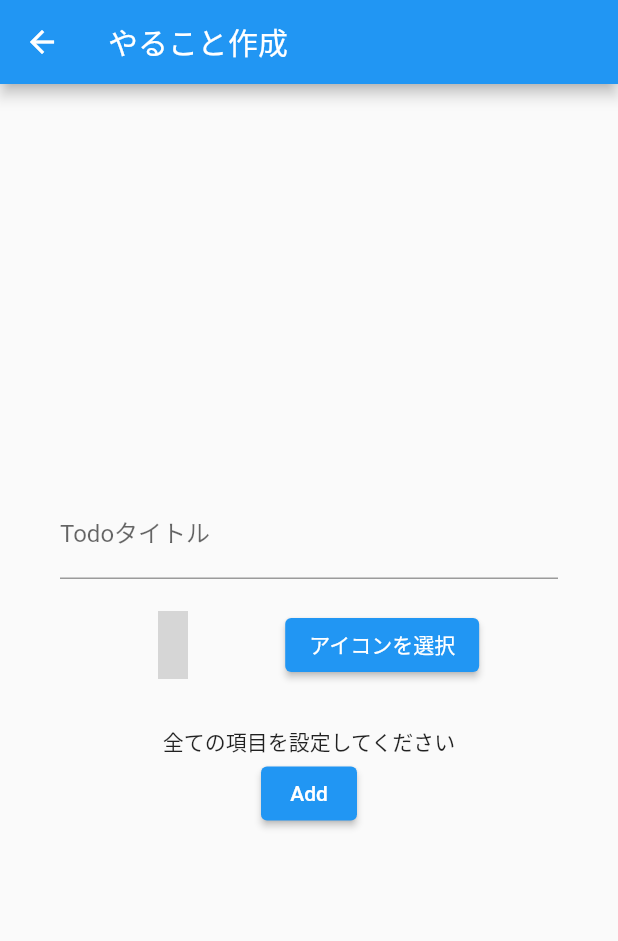
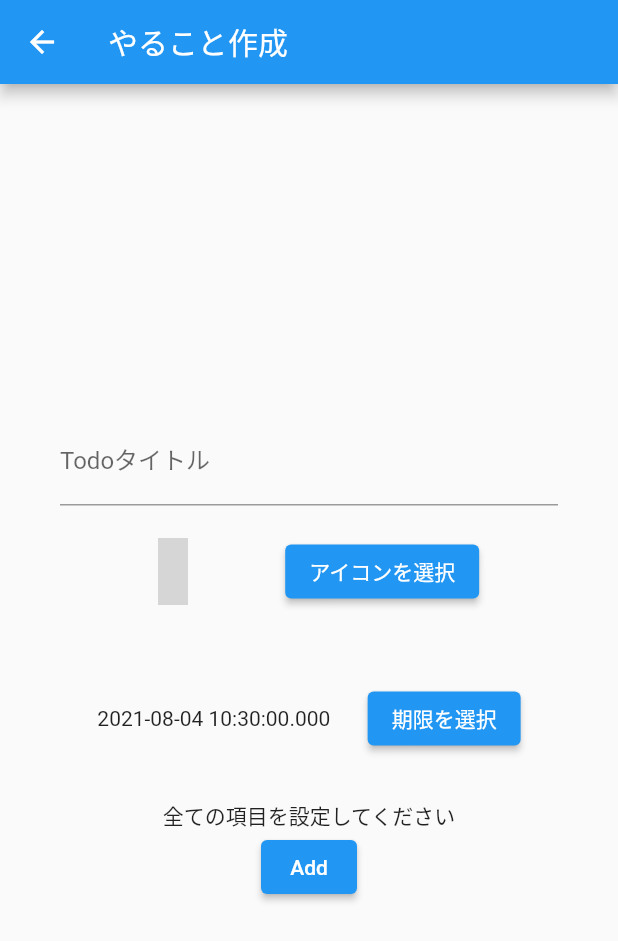
Before and after one commit to frappuccino2316/daisy, a Flutter app: the CreateTodoPage screen opened directly, after a tap on "アイコンを選択", after a tap on "Add", on a phone screen of 412 x 824 dp. Shown: the top 941 px of the screen. Run offline on Flutter 3.47's test engine with Material 2 defaults, Android fonts, the phone set to English and light mode, and no system bars; missing offline and left inert: flutter_iconpicker; grey boxes are pictures that could not be loaded.

Commit message:
期限を設定できるように修正

```diff
--- a/lib/todo/views/create_todo_page.dart
+++ b/lib/todo/views/create_todo_page.dart
@@ -1,5 +1,6 @@
 import 'package:flutter/material.dart';
 import 'package:flutter_iconpicker/flutter_iconpicker.dart';
+import 'package:intl/intl.dart';
 
 import '../models/todo.dart';
 
@@ -11,6 +12,7 @@ class CreateTodoPage extends StatefulWidget {
 class _CreateTodoPageState extends State<CreateTodoPage> {
   String _title = '';
   IconData? _icon;
+  DateTime _dateTime = DateTime.now();
 
   bool _isError = false;
 
@@ -19,6 +21,20 @@ class _CreateTodoPageState extends State<CreateTodoPage> {
     setState(() {
       _icon = icon;
     });
+  }
+
+  void _pickDate() async {
+    final DateTime? selected = await showDatePicker(
+      context: context,
+      initialDate: DateTime.now(),
+      firstDate: DateTime(2021),
+      lastDate: DateTime(2050),
+    );
+    if (selected != null) {
+      setState(() {
+        _dateTime = selected;
+      });
+    }
   }
 
   @override
@@ -53,6 +69,19 @@ class _CreateTodoPageState extends State<CreateTodoPage> {
                   ],
                 ),
               ),
+              Container(
+                padding: const EdgeInsets.only(top: 20.0, bottom: 30.0),
+                child: Row(
+                  mainAxisAlignment: MainAxisAlignment.spaceEvenly,
+                  children: [
+                    Text(_dateTime.toString()),
+                    ElevatedButton(
+                      child: const Text('期限を選択'),
+                      onPressed: () => _pickDate(),
+                    ),
+                  ],
+                ),
+              ),
               if (_isError) const Text('全ての項目を設定してください'),
               ElevatedButton(
                 child: const Text('Add'),
@@ -60,8 +89,7 @@ class _CreateTodoPageState extends State<CreateTodoPage> {
                   if (_title == '' || _icon == null) {
                     setState(() => _isError = true);
                   } else {
-                    Navigator.pop(
-                        context, Todo(_title, _icon!, DateTime.now()));
+                    Navigator.pop(context, Todo(_title, _icon!, _dateTime));
                   }
                 },
               ),
```
